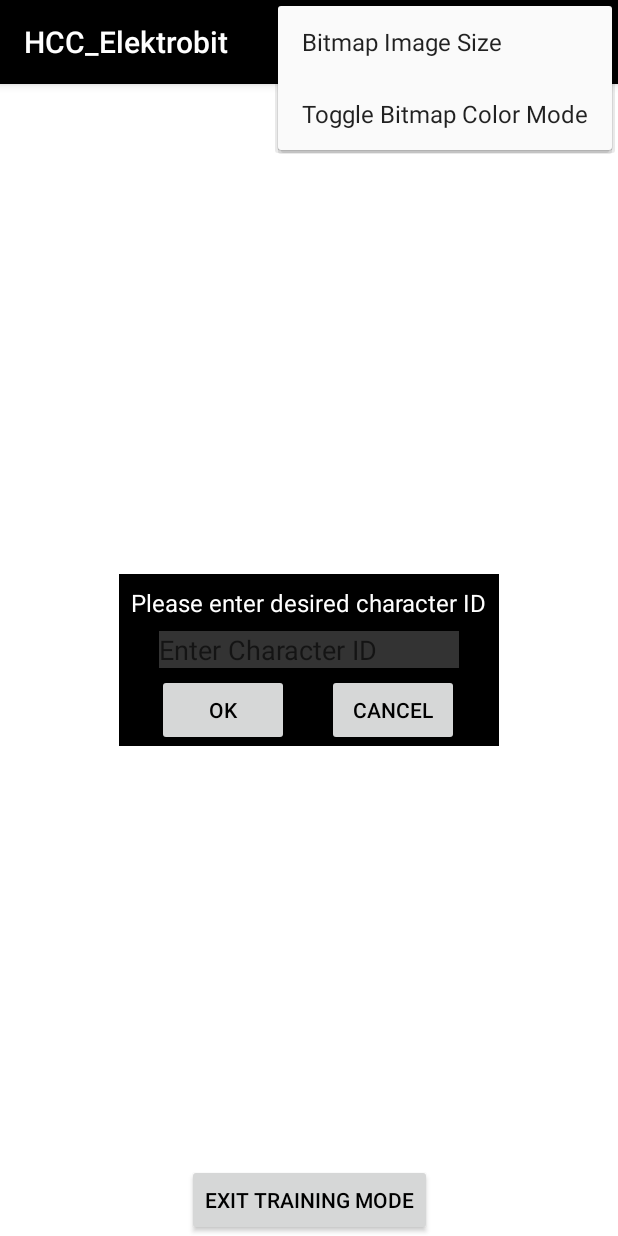
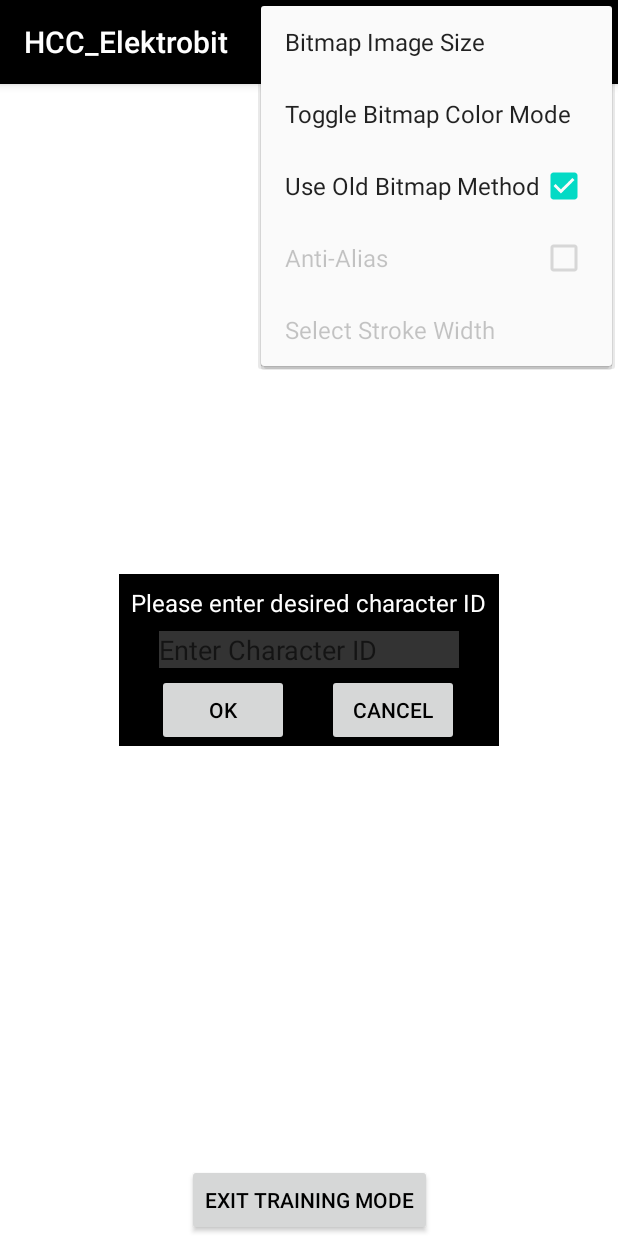
Before and after one commit to wbarisch/Handwritten-Character-Classification, an Android app built with Jetpack Compose: the TrainingActivity screen opened directly, with no data from a screen before it, with the options menu open, on a phone screen of 412 x 824 dp. Run offline under Robolectric (Android 15) with nearby library versions, the phone set to English and light mode, and no system bars.

Commit message:
Added drop-down menu options from JMain to TrainingActivity

```diff
--- a/app/src/main/java/com/example/hcc_elektrobit/TrainingActivity.java
+++ b/app/src/main/java/com/example/hcc_elektrobit/TrainingActivity.java
@@ -7,6 +7,7 @@
 import android.graphics.Color;
 import android.os.Bundle;
 import android.text.InputType;
+import android.util.Log;
 import android.view.inputmethod.InputMethodManager;
 import android.view.Menu;
 import android.view.MenuInflater;
@@ -227,6 +228,27 @@
     public boolean onCreateOptionsMenu(Menu menu) {
         MenuInflater inflater = getMenuInflater();
         inflater.inflate(R.menu.training_activity_menu, menu);
+
+        MenuItem toggleBitmapMethodItem = menu.findItem(R.id.action_toggle_bitmap_method);
+        MenuItem toggleAntiAliasItem = menu.findItem(R.id.action_toggle_antialias);
+        MenuItem selectStrokeWidthItem = menu.findItem(R.id.action_select_stroke_width);
+
+        if (drawingCanvas != null) {
+            boolean useOldBitmapMethod = drawingCanvas.isUseOldBitmapMethod();
+            if (toggleBitmapMethodItem != null) {
+                toggleBitmapMethodItem.setChecked(useOldBitmapMethod);
+            }
+
+            if (toggleAntiAliasItem != null) {
+                toggleAntiAliasItem.setChecked(!useOldBitmapMethod && drawingCanvas.getPaint().isAntiAlias());
+                toggleAntiAliasItem.setEnabled(!useOldBitmapMethod);
+            }
+
+            if (selectStrokeWidthItem != null) {
+                selectStrokeWidthItem.setEnabled(!useOldBitmapMethod);
+            }
+        }
+
         return true;
     }
 
@@ -242,6 +264,31 @@
                 String mode = saveAsWhiteCharacterOnBlack ? "White Character on Black" : "Black Character on White";
                 Toast.makeText(this, "Bitmap mode set to: " + mode, Toast.LENGTH_SHORT).show();
             });
+            return true;
+        } else if (id == R.id.action_toggle_bitmap_method) {
+            item.setChecked(!item.isChecked());
+
+            if (drawingCanvas != null) {
+                drawingCanvas.setUseOldBitmapMethod(item.isChecked());
+            }
+
+            invalidateOptionsMenu();
+
+            Log.d("TrainingActivity", "Use Old Bitmap Method set to: " + item.isChecked());
+            return true;
+        } else if (id == R.id.action_toggle_antialias) {
+            if (!drawingCanvas.isUseOldBitmapMethod()) {
+                item.setChecked(!item.isChecked());
+                if (drawingCanvas != null) {
+                    drawingCanvas.setAntiAlias(item.isChecked());
+                }
+                Log.d("TrainingActivity", "Anti-Alias set to: " + item.isChecked());
+            }
+            return true;
+        } else if (id == R.id.action_select_stroke_width) {
+            if (!drawingCanvas.isUseOldBitmapMethod()) {
+                dialogManager.showStrokeWidthInputDialog(drawingCanvas);
+            }
             return true;
         }
         return super.onOptionsItemSelected(item);
--- a/app/src/main/res/menu/training_activity_menu.xml
+++ b/app/src/main/res/menu/training_activity_menu.xml
@@ -1,5 +1,6 @@
 <?xml version="1.0" encoding="utf-8"?>
-<menu xmlns:android="http://schemas.android.com/apk/res/android">
+<menu xmlns:android="http://schemas.android.com/apk/res/android"
+      xmlns:app="http://schemas.android.com/apk/res-auto">
     <item
         android:id="@+id/menu_bitmap_size"
         android:title="Bitmap Image Size"/>
@@ -7,4 +8,26 @@
     <item
         android:id="@+id/menu_toggle_bitmap_mode"
         android:title="Toggle Bitmap Color Mode" />
+
+    <item
+        android:id="@+id/action_toggle_bitmap_method"
+        android:title="Use Old Bitmap Method"
+        android:checkable="true"
+        android:checked="false"
+        android:orderInCategory="101"
+        app:showAsAction="never" />
+
+    <item
+        android:id="@+id/action_toggle_antialias"
+        android:title="Anti-Alias"
+        android:checkable="true"
+        android:checked="true"
+        android:orderInCategory="102"
+        app:showAsAction="never" />
+
+    <item
+        android:id="@+id/action_select_stroke_width"
+        android:title="Select Stroke Width"
+        android:orderInCategory="103"
+        app:showAsAction="never"/>
 </menu>
```
